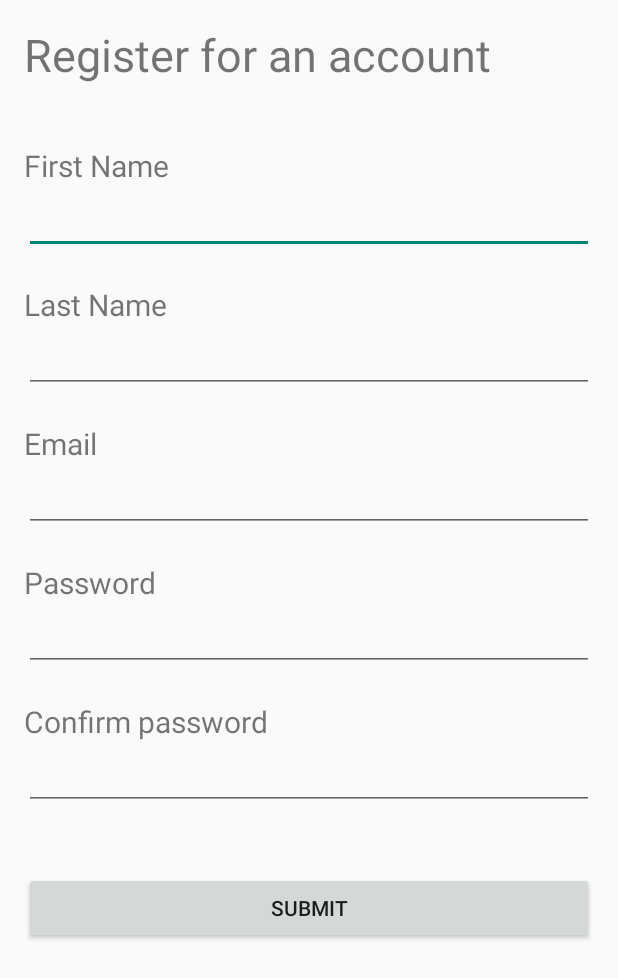
After one commit to JStav/COP4331SurveyApp, an Android app: the CreateAccountActivity screen opened directly, with no data from a screen before it, on a phone screen of 412 x 824 dp. The commit adds this screen. Shown: the top 978 px of the screen. Run offline under Robolectric (Android 15) with nearby library versions, the phone set to English and light mode, and no system bars.

Commit message:
Account creation implemented

```diff
--- a/app/src/main/java/edu/ucf/cop4331/supersweetsurveyapp/BrowseSurveysActivity.java
+++ b/app/src/main/java/edu/ucf/cop4331/supersweetsurveyapp/BrowseSurveysActivity.java
@@ -47,7 +47,7 @@ public class BrowseSurveysActivity extends Activity {
     public void takeSurvey(View view){
 
         // Check if the user has taken the survey first
-
+        // Network operation must be run on a separate thread
         Thread thread = new Thread (new Runnable() {
             @Override
             public void run() {
@@ -58,13 +58,12 @@ public class BrowseSurveysActivity extends Activity {
                 hasTakenSurveyQuery.setSurveyId(surveyId);
                 hasTakenSurveyQuery.setUserId(sm.getCurrentUserId());
 
+                // Query the database, will return true if the user has taken the survey, false otherwise
                 String hasTakenSurvey = hasTakenSurveyQuery.query();
 
-                System.out.println(hasTakenSurvey);
                 if(hasTakenSurvey.trim().equals("false")) {
 
                     Intent intent = new Intent(getApplicationContext(), TakeSurveyActivity.class);
-
                     // Pass the surveyId to TakeSurveyActivity
                     intent.putExtra("surveyId", surveyId);
                     startActivity(intent);
@@ -91,6 +90,7 @@ public class BrowseSurveysActivity extends Activity {
     }
 
     public void logout(View view){
+        // End the session
         SessionManager sessionManager = new SessionManager(this);
         Intent intent = new Intent(this, LoginActivity.class);
         Toast toast = Toast.makeText(this, R.string.logout_message, Toast.LENGTH_SHORT);
--- a/app/src/main/java/edu/ucf/cop4331/supersweetsurveyapp/GetSurveysTask.java
+++ b/app/src/main/java/edu/ucf/cop4331/supersweetsurveyapp/GetSurveysTask.java
@@ -35,7 +35,6 @@ public class GetSurveysTask extends AsyncTask<String, Void, ArrayList<Survey>> {
         ArrayList<Survey> surveyList = new ArrayList<>();
 
         // Parse JSON to get all survey titles and return a string array to populate the listview
-        // TODO: Make all JSON parsing in a separate class?
         try {
             JSONObject surveys = new JSONObject(s);
             JSONArray jArray = surveys.getJSONArray("surveys");
--- /dev/null
+++ b/app/src/main/res/layout/activity_create_account.xml
@@ -0,0 +1,114 @@
+
+
+
+<ScrollView xmlns:android="http://schemas.android.com/apk/res/android"
+    xmlns:tools="http://schemas.android.com/tools" android:layout_width="match_parent"
+    android:layout_height="match_parent" android:paddingLeft="@dimen/activity_horizontal_margin"
+    android:paddingRight="@dimen/activity_horizontal_margin"
+    android:paddingTop="@dimen/activity_vertical_margin"
+    android:paddingBottom="@dimen/activity_vertical_margin"
+    tools:context="edu.ucf.cop4331.supersweetsurveyapp.CreateAccountActivity">
+
+    <RelativeLayout
+        android:layout_width="wrap_content"
+        android:layout_height="wrap_content" >
+
+        <TextView
+            android:id="@+id/create_account_title"
+            android:text="@string/create_account_title"
+            android:textSize="30sp"
+            android:layout_width="fill_parent"
+            android:layout_height="wrap_content" />
+
+        <TextView
+            android:id="@+id/fname_text_view"
+            android:text="@string/create_account_fname"
+            android:textSize="20dp"
+            android:layout_width="wrap_content"
+            android:layout_height="wrap_content"
+            android:layout_below="@id/create_account_title"
+            android:paddingTop="40dp" />
+
+        <EditText
+            android:id="@+id/fname_edit_text"
+            android:layout_width="fill_parent"
+            android:layout_height="wrap_content"
+            android:layout_below="@id/fname_text_view" />
+
+        <TextView
+            android:id="@+id/lname_text_view"
+            android:text="@string/create_account_lname"
+            android:textSize="20dp"
+            android:layout_width="wrap_content"
+            android:layout_height="wrap_content"
+            android:layout_below="@id/fname_edit_text"
+            android:paddingTop="20dp" />
+
+        <EditText
+            android:id="@+id/lname_edit_text"
+            android:layout_width="fill_parent"
+            android:layout_height="wrap_content"
+            android:layout_below="@id/lname_text_view" />
+
+        <TextView
+            android:id="@+id/email_text_view"
+            android:text="@string/create_account_email"
+            android:textSize="20dp"
+            android:layout_width="wrap_content"
+            android:layout_height="wrap_content"
+            android:layout_below="@id/lname_edit_text"
+            android:paddingTop="20dp" />
+
+        <EditText
+            android:id="@+id/email_edit_text"
+            android:layout_width="fill_parent"
+            android:layout_height="wrap_content"
+            android:layout_below="@id/email_text_view" />
+
+        <TextView
+            android:id="@+id/password_text_view"
+            android:text="@string/password_create_account"
+            android:textSize="20dp"
+            android:layout_width="wrap_content"
+            android:layout_height="wrap_content"
+            android:layout_below="@id/email_edit_text"
+            android:paddingTop="20dp" />
+
+        <EditText
+            android:id="@+id/password_edit_text"
+            android:layout_width="fill_parent"
+            android:layout_height="wrap_content"
+            android:layout_below="@id/password_text_view"
+            android:password="true" />
+
+        <TextView
+            android:id="@+id/confirm_password_text_view"
+            android:text="@string/confirm_password_create_account"
+            android:textSize="20dp"
+            android:layout_width="wrap_content"
+            android:layout_height="wrap_content"
+            android:layout_below="@id/password_edit_text"
+            android:paddingTop="20dp" />
+
+        <EditText
+            android:id="@+id/confirm_password_edit_text"
+            android:layout_width="fill_parent"
+            android:layout_height="wrap_content"
+            android:layout_below="@id/confirm_password_text_view"
+            android:password="true" />
+
+        <Button
+            android:id="@+id/create_account_button"
+            android:text="@string/submit_text"
+            android:layout_width="fill_parent"
+            android:layout_height="wrap_content"
+            android:layout_marginTop="41dp"
+            android:layout_below="@+id/confirm_password_edit_text"
+            android:layout_alignParentStart="true"
+            android:onClick="createAccount"/>
+
+    </RelativeLayout>
+
+
+
+</ScrollView>
--- a/app/src/main/res/layout/activity_take_survey.xml
+++ b/app/src/main/res/layout/activity_take_survey.xml
@@ -13,7 +13,7 @@
         android:layout_height="wrap_content"
         android:layout_alignParentBottom="true"
         android:layout_centerHorizontal="true"
-        android:text="@string/submit_survey_text"
+        android:text="@string/submit_text"
         android:onClick="submitAnswers"/>
 
     <ListView
--- a/app/src/main/res/values/strings.xml
+++ b/app/src/main/res/values/strings.xml
@@ -4,6 +4,8 @@
     <string name="action_settings">Settings</string>
     <string name="username_login_hint">Username</string>
     <string name="password_login_hint">Password</string>
+    <string name="password_create_account">Password</string>
+    <string name="confirm_password_create_account">Confirm password</string>
     <string name="login_button_text">Login</string>
     <string name="title_activity_browse_surveys">BrowseSurveysActivity</string>
     <string name="logout_message">Logged out</string>
@@ -11,7 +13,12 @@
     <string name="view_stats_text">VIEW STATS</string>
     <string name="take_survey_text">TAKE SURVEY</string>
     <string name="title_activity_take_survey">TakeSurveyActivity</string>
-    <string name="submit_survey_text">SUBMIT</string>
+    <string name="submit_text">SUBMIT</string>
     <string name="logout_text">LOGOUT</string>
     <string name="title_activity_survey_stats">SurveyStatsActivity</string>
+    <string name="title_activity_create_account">CreateAccountActivity</string>
+    <string name="create_account_title">Register for an account</string>
+    <string name="create_account_fname">First Name</string>
+    <string name="create_account_lname">Last Name</string>
+    <string name="create_account_email">Email</string>
 </resources>
```
Also changed, not shown: app/src/main/AndroidManifest.xml (+12 -5 lines), app/src/main/java/edu/ucf/cop4331/supersweetsurveyapp/CreateAccountActivity.java (added, +90 -0 lines), app/src/main/java/edu/ucf/cop4331/supersweetsurveyapp/LoginActivity.java (+7 -0 lines), app/src/main/java/edu/ucf/cop4331/supersweetsurveyapp/MySQLQuery.java (+9 -1 lines), app/src/main/res/layout/activity_login.xml (+9 -0 lines), app/src/main/res/menu/menu_create_account.xml (added, +7 -0 lines).
